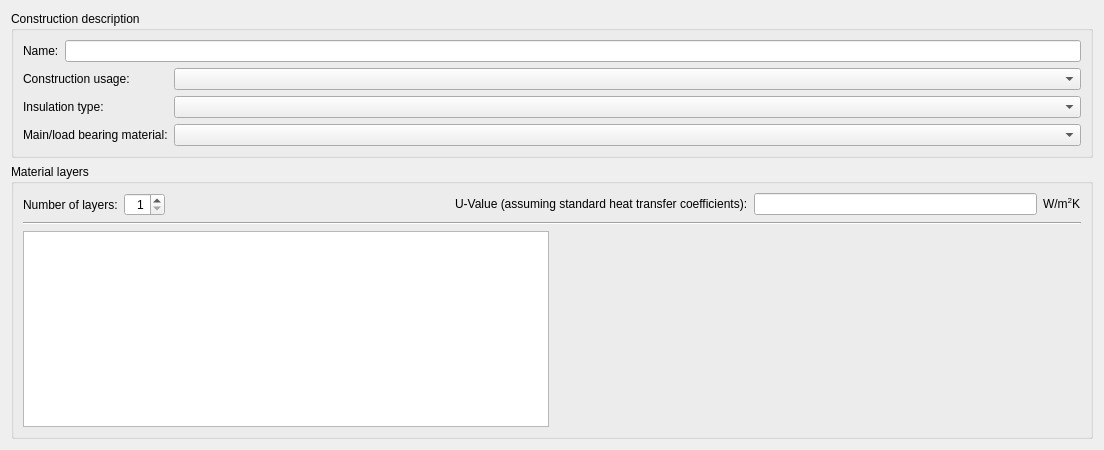
Above: SIM-VICUS/src/SVDBConstructionEditWidget.ui from ghorwin/SIM-VICUS before the change. Below: the same form after it.
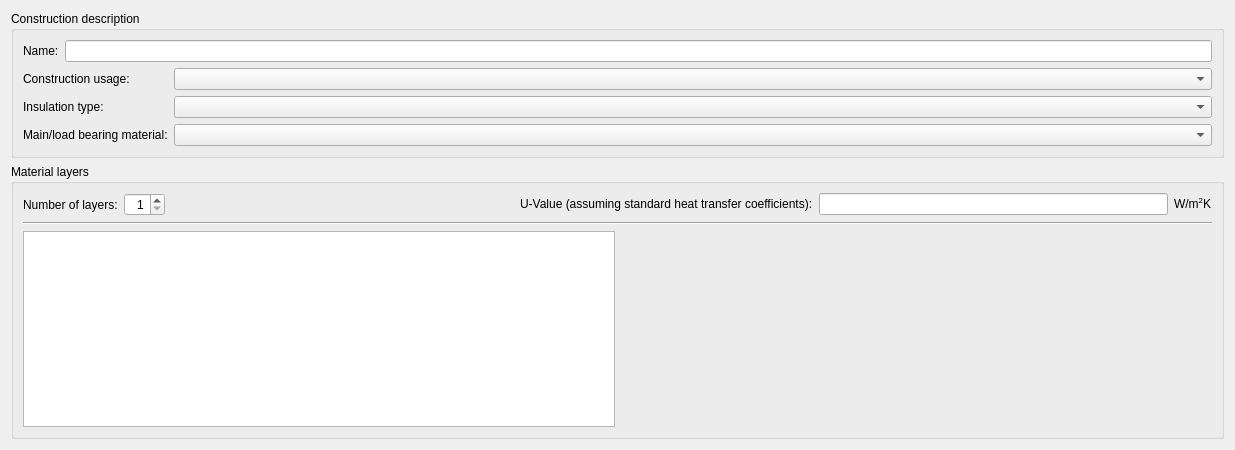
That is the form after the change. Custom widgets are drawn as their Qt base class.

Commit message: Added lifetime / cost in construction edit widget

Diff of the .ui file:
```diff
--- a/SIM-VICUS/src/SVDBConstructionEditWidget.ui
+++ b/SIM-VICUS/src/SVDBConstructionEditWidget.ui
@@ -6,7 +6,7 @@
    <rect>
     <x>0</x>
     <y>0</y>
-    <width>1104</width>
+    <width>1235</width>
     <height>450</height>
    </rect>
   </property>
```
The commit also changes 1 other file.
